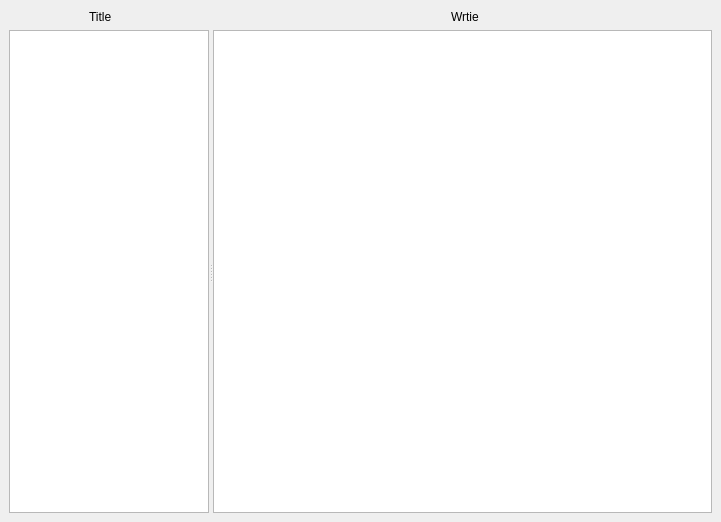
exquet/NotesApp, file mainwindow.ui: the form before one commit.
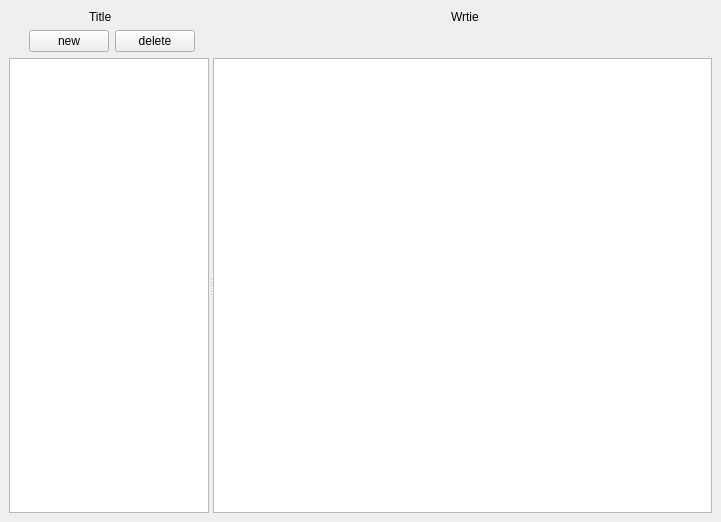
The form after the commit.

Commit message: adding a delete and add button

Diff of the .ui file:
```diff
--- a/mainwindow.ui
+++ b/mainwindow.ui
@@ -26,8 +26,8 @@
    <string>MainWindow</string>
   </property>
   <widget class="QWidget" name="centralwidget">
-   <layout class="QVBoxLayout" name="verticalLayout_2">
-    <item>
+   <layout class="QGridLayout" name="gridLayout">
+    <item row="0" column="0">
      <layout class="QHBoxLayout" name="horizontalLayout">
       <property name="spacing">
        <number>100</number>
@@ -93,7 +93,54 @@
       </item>
      </layout>
     </item>
-    <item>
+    <item row="1" column="0">
+     <layout class="QHBoxLayout" name="horizontalLayout_2">
+      <item>
+       <spacer name="horizontalSpacer_2">
+        <property name="orientation">
+         <enum>Qt::Orientation::Horizontal</enum>
+        </property>
+        <property name="sizeType">
+         <enum>QSizePolicy::Policy::Preferred</enum>
+        </property>
+        <property name="sizeHint" stdset="0">
+         <size>
+          <width>20</width>
+          <height>20</height>
+         </size>
+        </property>
+       </spacer>
+      </item>
+      <item>
+       <widget class="QPushButton" name="add_button">
+        <property name="text">
+         <string>new</string>
+        </property>
+       </widget>
+      </item>
+      <item>
+       <widget class="QPushButton" name="delete_button">
+        <property name="text">
+         <string>delete</string>
+        </property>
+       </widget>
+      </item>
+      <item>
+       <spacer name="horizontalSpacer">
+        <property name="orientation">
+         <enum>Qt::Orientation::Horizontal</enum>
+        </property>
+        <property name="sizeHint" stdset="0">
+         <size>
+          <width>40</width>
+          <height>20</height>
+         </size>
+        </property>
+       </spacer>
+      </item>
+     </layout>
+    </item>
+    <item row="2" column="0">
      <widget class="QSplitter" name="splitter">
       <property name="orientation">
        <enum>Qt::Orientation::Horizontal</enum>
```
The commit also changes 2 other files.
